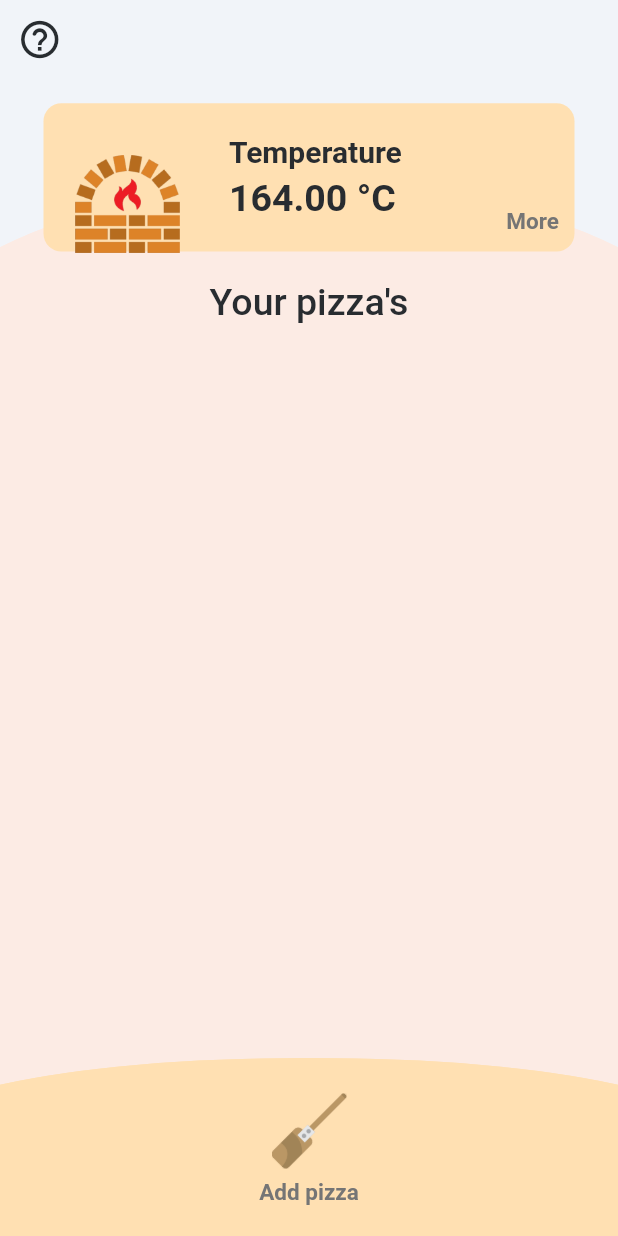
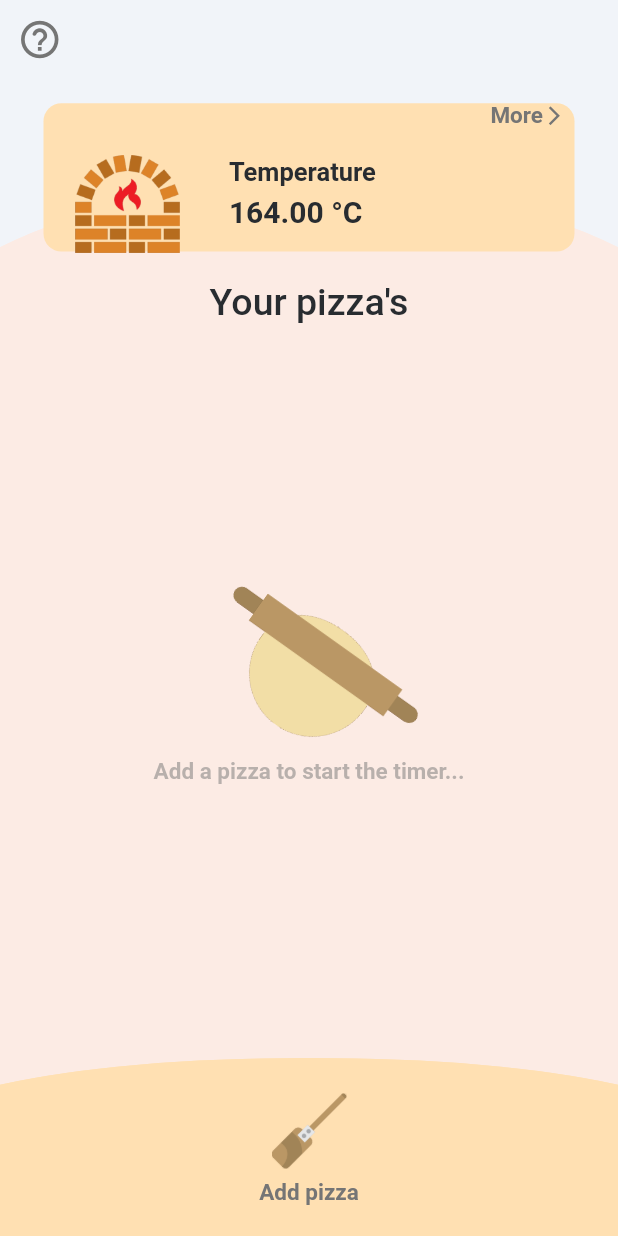
Before and after one commit to Nuytemans-Dieter/OvenApp, a Flutter app: the screen it shows after launch, on a phone screen of 412 x 824 dp. Run offline on Flutter 3.47's test engine with Material 2 defaults, Android fonts, the phone set to English and light mode, and no system bars; our stand-ins replace fl_chart, flutter_bluetooth_serial.

Commit message:
temperature box styling changes + empty list icon

```diff
--- a/lib/main.dart
+++ b/lib/main.dart
@@ -95,13 +95,13 @@ class _MyHomePageState extends State<MyHomePage> {
                             left: MediaQuery.of(context).size.width * 0.30,
                             right: 25),
                         child: Column(
-                            mainAxisAlignment: MainAxisAlignment.center,
+                            mainAxisAlignment: MainAxisAlignment.end,
                             crossAxisAlignment: CrossAxisAlignment.start,
                             children: [
                               Text(
                                 "Temperature",
                                 style: TextStyle(
-                                    fontSize: 20,
+                                    fontSize: 17,
                                     color: Constants.textNormal,
                                     fontWeight: FontWeight.w600),
                                 textAlign: TextAlign.start,
@@ -123,7 +123,7 @@ class _MyHomePageState extends State<MyHomePage> {
                                       return Text(
                                         ovenInfo.temperature.toString(),
                                         style: TextStyle(
-                                            fontSize: 25,
+                                            fontSize: 20,
                                             color: Constants.textNormal,
                                             fontWeight: FontWeight.w600),
                                         textAlign: TextAlign.start,
@@ -134,6 +134,9 @@ class _MyHomePageState extends State<MyHomePage> {
                                   },
                                 ),
                               ),
+                              SizedBox(
+                                height: 15,
+                              )
                             ])),
                   ),
                   Padding(
@@ -148,9 +151,9 @@ class _MyHomePageState extends State<MyHomePage> {
                     ),
                   ),
                   Align(
-                    alignment: Alignment.bottomRight,
-                    child: TextButton(
-                      onPressed: () {
+                    alignment: Alignment.topRight,
+                    child: InkWell(
+                      onTap: () {
                         Navigator.push(
                           context,
                           MaterialPageRoute(
@@ -158,13 +161,25 @@ class _MyHomePageState extends State<MyHomePage> {
                                   TemperatureScreen(_provider)),
                         );
                       },
-                      child: Text(
+                      child: Container(
+                        padding: EdgeInsets.only(top:10, right: 10),
+                        child: Row(
+                            mainAxisAlignment: MainAxisAlignment.end,
+                            children: [
+                              Text(
                                 "More",
                                 style: TextStyle(
                                     fontSize: 15,
                                     color: Constants.textLight,
                                     fontWeight: FontWeight.w600),
                                 textAlign: TextAlign.start,
+                              ),
+                              Icon(
+                                Icons.arrow_forward_ios,
+                                color: Constants.textLight,
+                                size: 15,
+                              ),
+                            ]),
                       ),
                     ),
                   ),
@@ -184,7 +199,8 @@ class _MyHomePageState extends State<MyHomePage> {
             ),
             Expanded(
               flex: 4,
-              child: ListView.separated(
+              child: _timerCards.length > 0
+                  ? ListView.separated(
                       itemCount: _timerCards.length,
                       padding: EdgeInsets.only(top: 1, left: 10, right: 10),
                       separatorBuilder: (context, index) => SizedBox(),
@@ -217,7 +233,31 @@ class _MyHomePageState extends State<MyHomePage> {
                           ),
                         );
                       },
+                    )
+                  : Center(
+                      child: Column(
+                          mainAxisAlignment: MainAxisAlignment.center,
+                          children: [
+                          Transform.rotate(
+                            angle: 120,
+                            child: Image.asset(
+                              'graphics/dough.png',
+                              width: 150,
+                              fit: BoxFit.contain,
                             ),
+                          ),
+                          SizedBox(
+                            height: 15,
+                          ),
+                          Text(
+                            "Add a pizza to start the timer...",
+                            style: TextStyle(
+                                fontSize: 15,
+                                color: Constants.textLight.withOpacity(0.5),
+                                fontWeight: FontWeight.w600),
+                            textAlign: TextAlign.start,
+                          ),
+                        ])),
             ),
             Expanded(
               flex: 1,
--- a/lib/widgets/HelpIcon.dart
+++ b/lib/widgets/HelpIcon.dart
@@ -30,7 +30,7 @@ class HelpIconState extends State<HelpIcon> {
           padding: EdgeInsets.all(7.5),
           child: Icon(
             Icons.help_outline_rounded,
-            color: Constants.textNormal,
+            color: Constants.textLight,
             size: 30,
           ),
         ),
```
Lines whose indentation alone changed are shown as unchanged.
